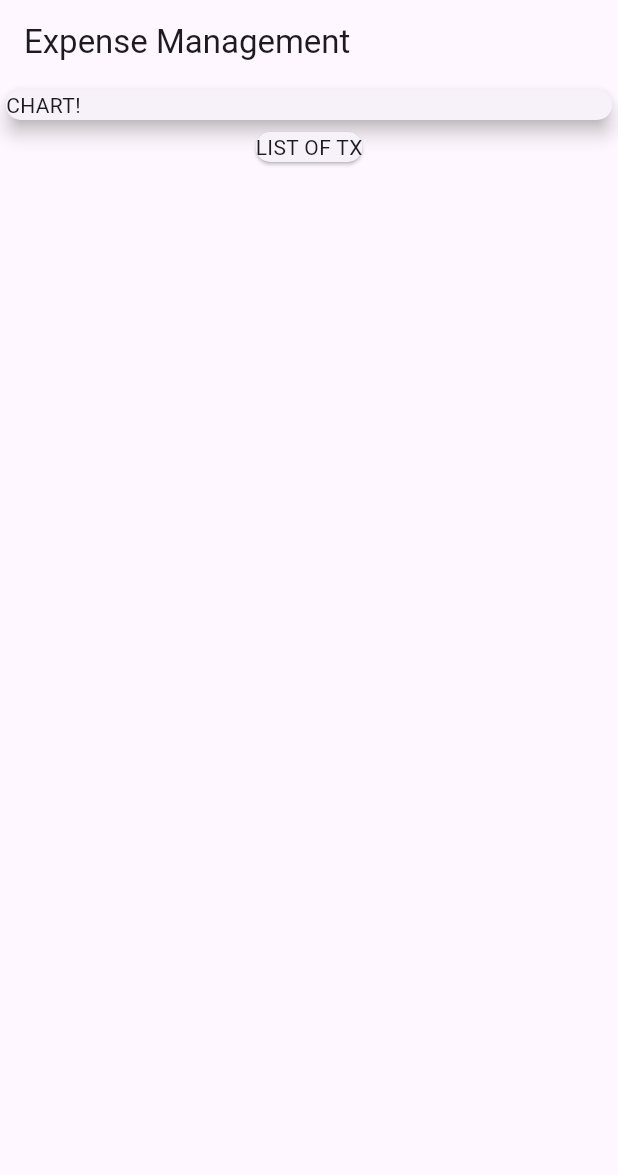
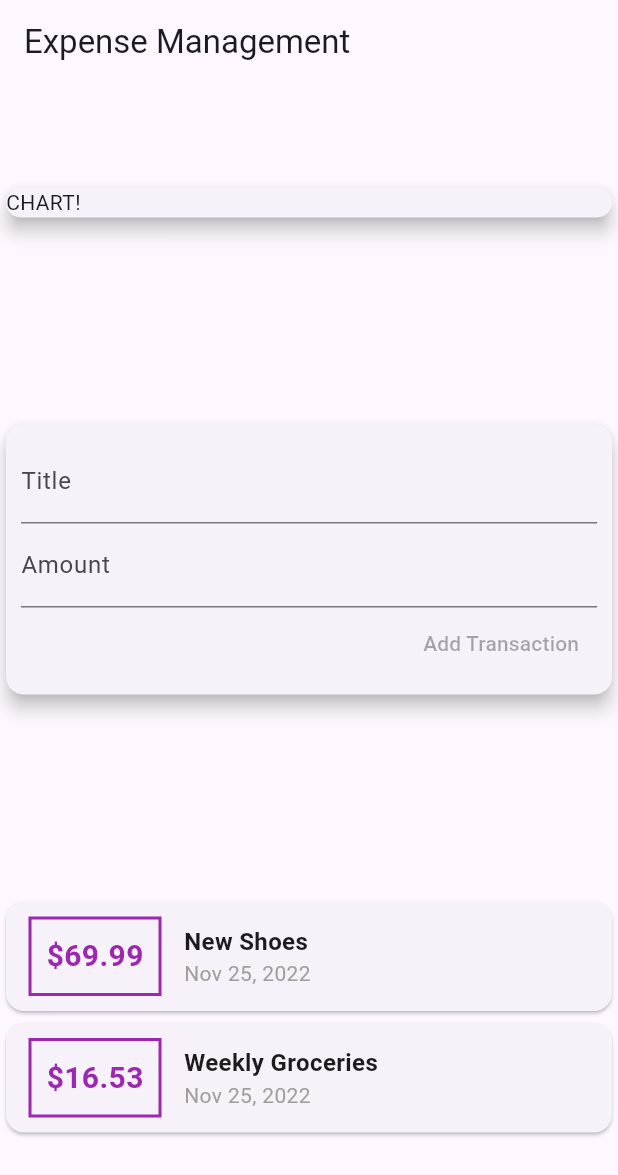
Before and after one commit to yenser/expense_management, a Flutter app: the screen it shows after launch, on a phone screen of 412 x 824 dp. Shown: the top 1175 px of the screen. Run offline on Flutter 3.47's test engine with Material 2 defaults, Android fonts, the phone set to English and light mode, and no system bars.

Commit message:
2022/11/25

```diff
--- a/lib/main.dart
+++ b/lib/main.dart
@@ -1,4 +1,6 @@
+import 'package:expense_management/transaction.dart';
 import 'package:flutter/material.dart';
+import 'package:intl/intl.dart';
 
 void main() {
   runApp(const MyApp());
@@ -19,6 +21,16 @@ class MyApp extends StatelessWidget {
 }
 
 class MyHomePage extends StatelessWidget {
+  static List<Transaction> transactions = [
+    Transaction(
+        id: 't1', title: 'New Shoes', amount: 69.99, date: DateTime.now()),
+    Transaction(
+        id: 't2',
+        title: 'Weekly Groceries',
+        amount: 16.53,
+        date: DateTime.now())
+  ];
+
   const MyHomePage({super.key});
 
   @override
@@ -26,8 +38,9 @@ class MyHomePage extends StatelessWidget {
     return Scaffold(
       appBar: AppBar(title: const Text('Expense Management')),
       body: Column(
-        children: const [
-          SizedBox(
+        mainAxisAlignment: MainAxisAlignment.spaceAround,
+        children: [
+          const SizedBox(
             width: double.infinity,
             child: Card(
               elevation: 5,
@@ -35,7 +48,59 @@ class MyHomePage extends StatelessWidget {
             ),
           ),
           Card(
-            child: Text('LIST OF TX'),
+            elevation: 5,
+            child: Container(
+              padding: const EdgeInsets.all(10),
+              child: Column(
+                crossAxisAlignment: CrossAxisAlignment.end,
+                children: const [
+                  TextField(decoration: InputDecoration(labelText: 'Title')),
+                  TextField(decoration: InputDecoration(labelText: 'Amount')),
+                  TextButton(
+                    onPressed: null,
+                    child: Text('Add Transaction'),
+                  )
+                ],
+              ),
+            ),
+          ),
+          Column(
+            children: transactions
+                .map((tx) => Card(
+                        child: Row(children: [
+                      Container(
+                          margin: const EdgeInsets.symmetric(
+                              vertical: 10, horizontal: 15),
+                          padding: const EdgeInsets.all(10),
+                          decoration: BoxDecoration(
+                            border: Border.all(
+                              color: Colors.purple,
+                              width: 2,
+                            ),
+                          ),
+                          child: Text(
+                            '\$${tx.amount}',
+                            style: const TextStyle(
+                                fontWeight: FontWeight.bold,
+                                fontSize: 20,
+                                color: Colors.purple),
+                          )),
+                      Container(
+                        child: Column(
+                            crossAxisAlignment: CrossAxisAlignment.start,
+                            children: [
+                              Text(tx.title,
+                                  style: const TextStyle(
+                                      fontWeight: FontWeight.bold,
+                                      fontSize: 16)),
+                              Text(
+                                DateFormat().add_yMMMd().format(tx.date),
+                                style: const TextStyle(color: Colors.grey),
+                              )
+                            ]),
+                      )
+                    ])))
+                .toList(),
           )
         ],
       ),
--- /dev/null
+++ b/lib/transaction.dart
@@ -0,0 +1,12 @@
+class Transaction {
+  final String id;
+  final String title;
+  final double amount;
+  final DateTime date;
+
+  Transaction(
+      {required this.id,
+      required this.title,
+      required this.amount,
+      required this.date});
+}
--- a/pubspec.yaml
+++ b/pubspec.yaml
@@ -36,6 +36,7 @@ dependencies:
   # The following adds the Cupertino Icons font to your application.
   # Use with the CupertinoIcons class for iOS style icons.
   cupertino_icons: ^1.0.2
+  intl: ^0.17.0
 
 dev_dependencies:
   flutter_test:
```
Also changed, not shown: pubspec.lock.
